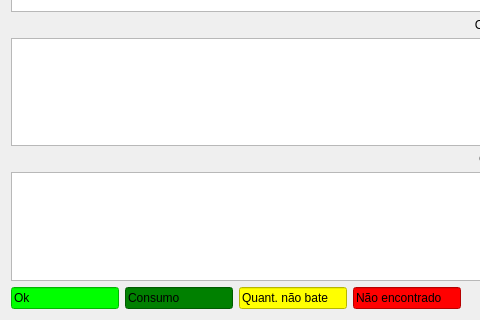
Above: ui/importarxml.ui from lellisls/ERP-STACCATO before the change; both pictures show x 0 to 480 and y 212 to 532 of the 1007 by 532 pixel window. Below: the same form after it.
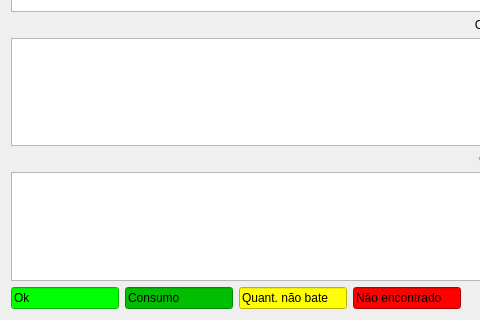
That is the form after the change. Custom widgets are drawn as their Qt base class.

What changed in the file:
```diff
--- a/ui/importarxml.ui
+++ b/ui/importarxml.ui
@@ -83,7 +83,7 @@
         <bool>false</bool>
        </property>
        <property name="styleSheet">
-        <string notr="true">background-color: rgb(0, 128, 0);
+        <string notr="true">background-color: rgb(0, 190, 0);
 color: rgb(0, 0, 0);</string>
        </property>
        <property name="text">
```
